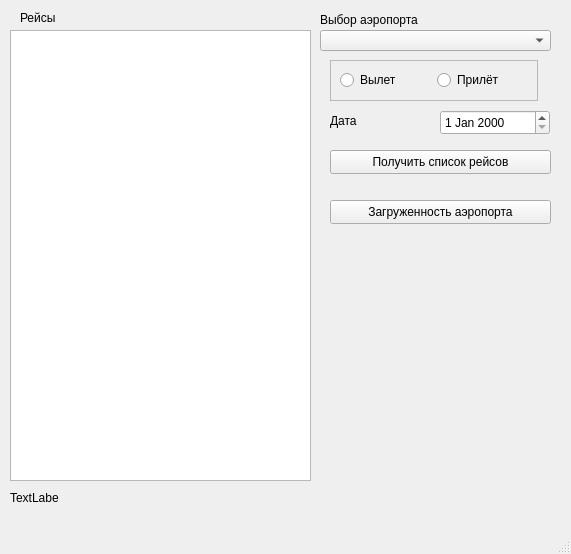
Qt form mainwindow.ui (ArtemShchuchev/AirportInspector) before a commit.
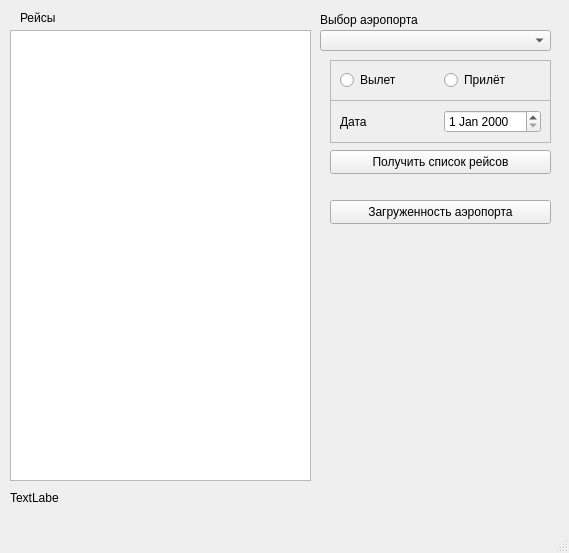
The same form after that commit.

What changed in the file:
```diff
--- a/mainwindow.ui
+++ b/mainwindow.ui
@@ -6,8 +6,8 @@
    <rect>
     <x>0</x>
     <y>0</y>
-    <width>571</width>
-    <height>554</height>
+    <width>569</width>
+    <height>553</height>
    </rect>
   </property>
   <property name="windowTitle">
@@ -73,35 +73,12 @@
      </rect>
     </property>
    </widget>
-   <widget class="QDateEdit" name="dateEdit">
-    <property name="geometry">
-     <rect>
-      <x>440</x>
-      <y>110</y>
-      <width>110</width>
-      <height>25</height>
-     </rect>
-    </property>
-   </widget>
-   <widget class="QLabel" name="lb_data">
-    <property name="geometry">
-     <rect>
-      <x>330</x>
-      <y>110</y>
-      <width>91</width>
-      <height>21</height>
-     </rect>
-    </property>
-    <property name="text">
-     <string>Дата</string>
-    </property>
-   </widget>
-   <widget class="QFrame" name="frame">
+   <widget class="QFrame" name="fr_radioBt">
     <property name="geometry">
      <rect>
       <x>330</x>
       <y>60</y>
-      <width>208</width>
+      <width>221</width>
       <height>41</height>
      </rect>
     </property>
@@ -154,6 +131,34 @@
      <string>Загруженность аэропорта</string>
     </property>
    </widget>
+   <widget class="QFrame" name="fr_data">
+    <property name="geometry">
+     <rect>
+      <x>330</x>
+      <y>100</y>
+      <width>221</width>
+      <height>43</height>
+     </rect>
+    </property>
+    <property name="frameShape">
+     <enum>QFrame::StyledPanel</enum>
+    </property>
+    <property name="frameShadow">
+     <enum>QFrame::Raised</enum>
+    </property>
+    <layout class="QHBoxLayout" name="horizontalLayout_2">
+     <item>
+      <widget class="QLabel" name="lb_data">
+       <property name="text">
+        <string>Дата</string>
+       </property>
+      </widget>
+     </item>
+     <item>
+      <widget class="QDateEdit" name="dateEdit"/>
+     </item>
+    </layout>
+   </widget>
   </widget>
   <widget class="QMenuBar" name="menubar">
    <property name="geometry">
```
Left out of the diff: 4 changed lines with no effect on the pictures.
